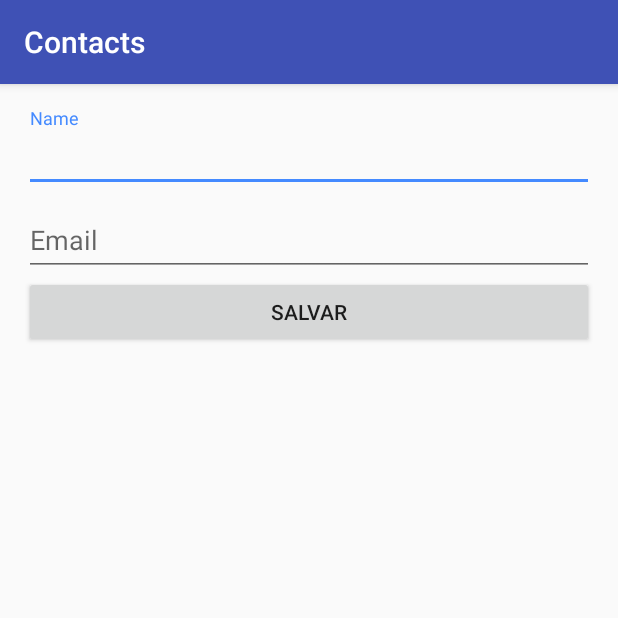
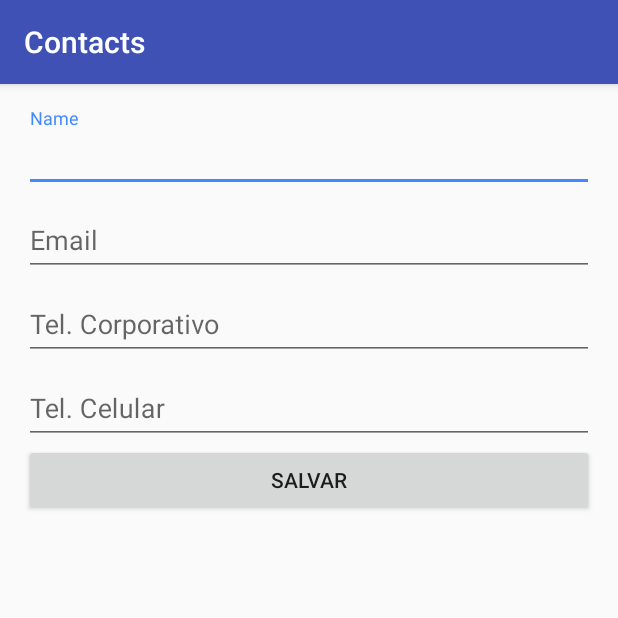
Before and after one commit to pablos4nt0s/ContactList, an Android app: the FormularioActivity screen opened directly, with no data from a screen before it, on a phone screen of 412 x 824 dp, the top half of it. Run offline under Robolectric (Android 15) with nearby library versions, the phone set to English and light mode, and no system bars.

Commit message:
adding work and mobile phone into forms

```diff
--- a/app/src/main/java/br/com/rectius/contactlist/model/Contact.kt
+++ b/app/src/main/java/br/com/rectius/contactlist/model/Contact.kt
@@ -5,5 +5,6 @@ import com.google.gson.annotations.SerializedName
 data class Contact(
     @SerializedName("_id") val id: String? = null,
     val name: String,
-    val email: String
+    val email: String,
+    @SerializedName("phone") val phone : Phone
 )
--- /dev/null
+++ b/app/src/main/java/br/com/rectius/contactlist/model/Phone.kt
@@ -0,0 +1,6 @@
+package br.com.rectius.contactlist.model
+
+data class Phone(
+    val work : String,
+    val mobile : String
+)
--- a/app/src/main/java/br/com/rectius/contactlist/view/formulario/FormularioActivity.kt
+++ b/app/src/main/java/br/com/rectius/contactlist/view/formulario/FormularioActivity.kt
@@ -26,7 +26,9 @@ class FormularioActivity : AppCompatActivity() {
         btSalvar.setOnClickListener {
             formularioViewModel.salvar(
                 inputName.editText?.text.toString(),
-                inputEmail.editText?.text.toString()
+                inputEmail.editText?.text.toString(),
+                inputPhoneWork.editText?.text.toString(),
+                inputPhoneMobile.editText?.text.toString()
             )
         }
 
--- a/app/src/main/java/br/com/rectius/contactlist/view/main/MainListAdapter.kt
+++ b/app/src/main/java/br/com/rectius/contactlist/view/main/MainListAdapter.kt
@@ -42,6 +42,8 @@ class MainListAdapter(
         ) = with(itemView) {
             tvName.text = contact.name
             tvEmail.text = contact.email
+            tvPhoneWork.text = contact.phone.work
+            tvPhoneMobile.text = contact.phone.mobile
 
             setOnClickListener { clickLista(contact) }
         }
--- a/app/src/main/res/layout/activity_formulario.xml
+++ b/app/src/main/res/layout/activity_formulario.xml
@@ -31,6 +31,24 @@
                       android:hint="Email"/>
         </android.support.design.widget.TextInputLayout>
 
+        <android.support.design.widget.TextInputLayout
+                android:layout_width="match_parent"
+                android:layout_height="wrap_content"
+                android:id="@+id/inputPhoneWork">
+            <EditText android:layout_width="match_parent"
+                      android:layout_height="wrap_content"
+                      android:hint="Tel. Corporativo"/>
+        </android.support.design.widget.TextInputLayout>
+
+        <android.support.design.widget.TextInputLayout
+                android:layout_width="match_parent"
+                android:layout_height="wrap_content"
+                android:id="@+id/inputPhoneMobile">
+            <EditText android:layout_width="match_parent"
+                      android:layout_height="wrap_content"
+                      android:hint="Tel. Celular"/>
+        </android.support.design.widget.TextInputLayout>
+
         <Button android:layout_width="match_parent"
                 android:layout_height="wrap_content"
                 android:text="Salvar"
```
Also changed, not shown: app/src/main/java/br/com/rectius/contactlist/view/formulario/FormularioViewModel.kt (+6 -2 lines), app/src/main/res/layout/contact_item.xml (+10 -0 lines).
